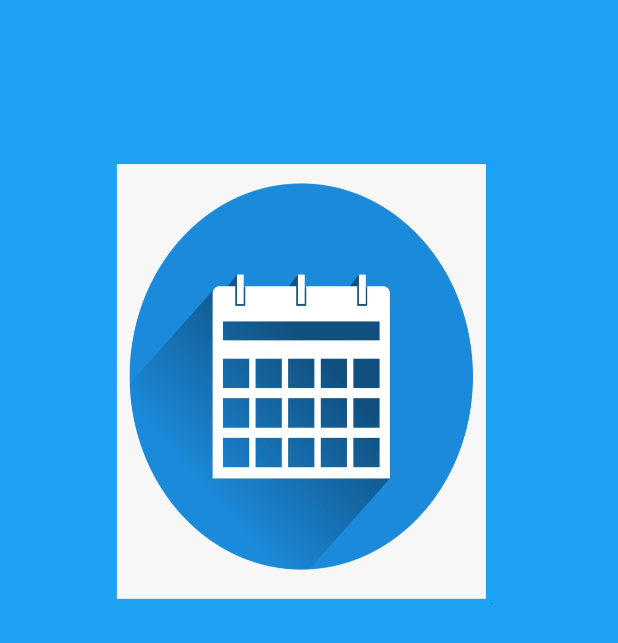
After one commit to jackperlo/BadApp, an Android app: the layout activity_splash_screen.xml on its own in the app's theme, with its tools: preview values and no code run, on a phone screen of 412 x 824 dp. The commit adds this screen. Shown: the top 643 px of the screen. Run offline under Robolectric (Android 15) with nearby library versions, the phone set to English and light mode, and no system bars.

Commit message:
Added first version of splash screen

```diff
--- /dev/null
+++ b/app/src/main/res/anim/fade_out.xml
@@ -0,0 +1,6 @@
+<?xml version="1.0" encoding="utf-8"?>
+<alpha xmlns:android="http://schemas.android.com/apk/res/android"
+    android:interpolator="@android:anim/accelerate_interpolator"
+    android:fromAlpha="1.0" android:toAlpha="0.0"
+    android:fillAfter="true"
+    android:duration="1500" />
--- /dev/null
+++ b/app/src/main/res/layout/activity_splash_screen.xml
@@ -0,0 +1,10 @@
+<?xml version="1.0" encoding="utf-8"?>
+<androidx.constraintlayout.widget.ConstraintLayout xmlns:android="http://schemas.android.com/apk/res/android"
+    xmlns:app="http://schemas.android.com/apk/res-auto"
+    xmlns:tools="http://schemas.android.com/tools"
+    android:layout_width="match_parent"
+    android:layout_height="match_parent"
+    android:background="@drawable/splashscreen"
+    tools:context=".SplashScreen">
+
+</androidx.constraintlayout.widget.ConstraintLayout>
```
Also changed, not shown: app/src/main/AndroidManifest.xml (+10 -5 lines), app/src/main/java/com/example/progettoium/SplashScreen.java (added, +33 -0 lines), app/src/main/res/layout/fragment_home.xml (+18 -18 lines), app/src/main/res/drawable-v24/splashscreen.png (added).
